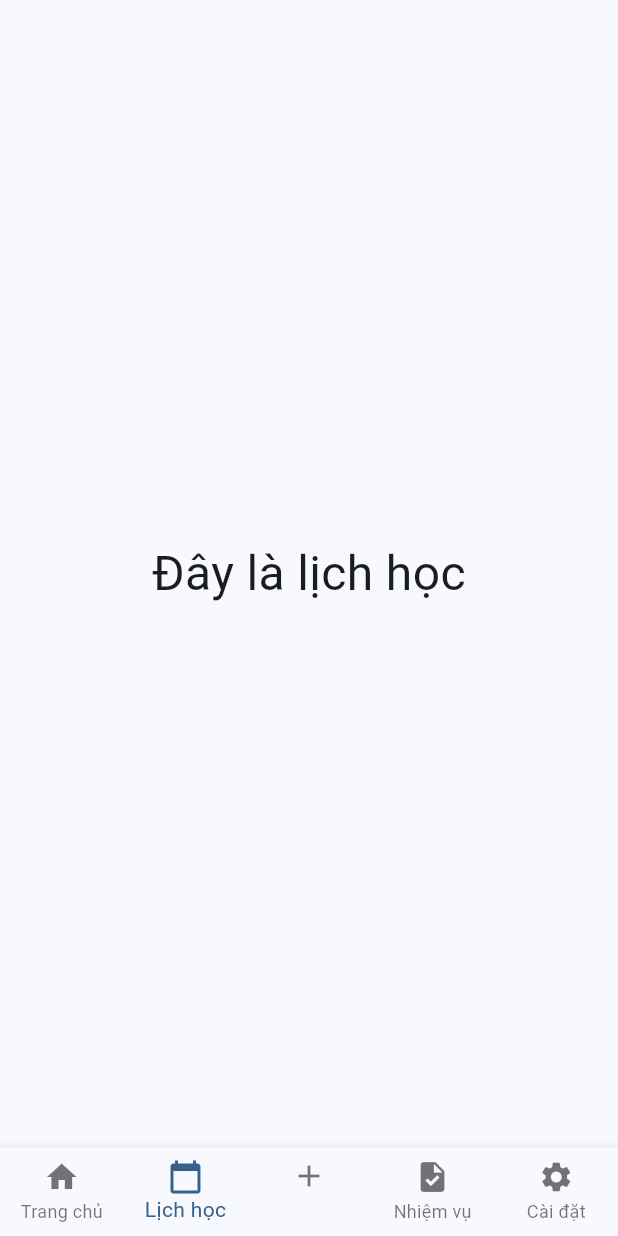
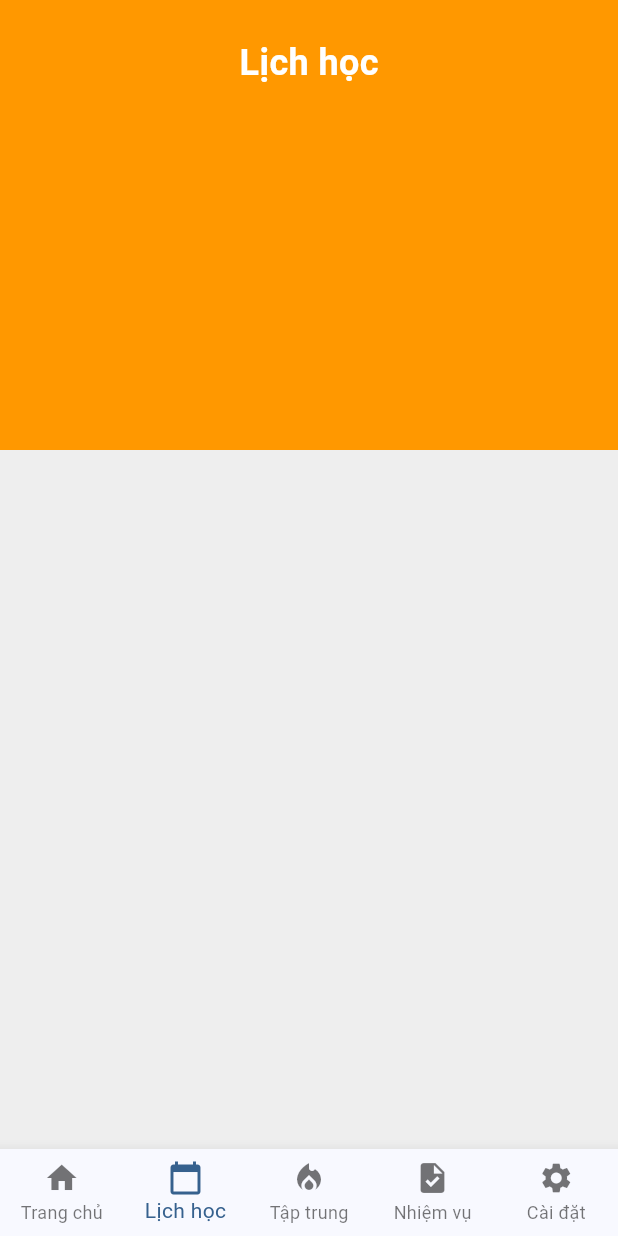
Before and after one commit to vuonglinh491/2025_2_LTTBDD_N02_Nhom_16, a Flutter app: the screen it shows after launch, item 2 of the bottom bar chosen, on a phone screen of 412 x 824 dp. Run offline on Flutter 3.47's test engine with Material 3 defaults, Android fonts, the phone set to English and light mode, and no system bars.

Commit message:
update bố cục trang lịch học

```diff
--- a/lib/main.dart
+++ b/lib/main.dart
@@ -1,5 +1,5 @@
 import 'package:flutter/material.dart';
-import 'package:student_study_planner_app/pages/add.dart';
+import 'package:student_study_planner_app/pages/focuspage.dart';
 import 'package:student_study_planner_app/pages/home.dart';
 import 'package:student_study_planner_app/pages/schedule.dart';
 import 'package:student_study_planner_app/pages/settings.dart';
@@ -68,7 +68,7 @@ class _TrangChuState extends State<TrangChu> {
     });
   }
 
-  final List<Widget> _page = [Home(), Schedule(), Add(), Tasks(), Settings()];
+  final List<Widget> _page = [Home(), Schedule(), FocusPage(), Tasks(), Settings()];
 
   @override
   Widget build(BuildContext context) {
@@ -80,11 +80,8 @@ class _TrangChuState extends State<TrangChu> {
         type: BottomNavigationBarType.fixed,
         items: const [
           BottomNavigationBarItem(icon: Icon(Icons.home), label: 'Trang chủ'),
-          BottomNavigationBarItem(
-            icon: Icon(Icons.calendar_today),
-            label: 'Lịch học',
-          ),
-          BottomNavigationBarItem(icon: Icon(Icons.add), label: ''),
+          BottomNavigationBarItem(icon: Icon(Icons.calendar_today), label: 'Lịch học'),
+          BottomNavigationBarItem(icon: Icon(Icons.local_fire_department), label: 'Tập trung'),
           BottomNavigationBarItem(icon: Icon(Icons.task), label: 'Nhiệm vụ'),
           BottomNavigationBarItem(icon: Icon(Icons.settings), label: 'Cài đặt'),
         ],
--- a/lib/pages/schedule.dart
+++ b/lib/pages/schedule.dart
@@ -1,13 +1,47 @@
 import 'package:flutter/material.dart';
 
-class Schedule extends StatelessWidget {
+class Schedule extends StatefulWidget {
 
   @override
+  State<Schedule> createState() => _ScheduleState();
+}
+
+class _ScheduleState extends State<Schedule> {
+  @override
   Widget build(BuildContext context) {
-    return Center(
-      child: Text(
-        'Đây là lịch học',
-        style: TextStyle(fontSize: 32),
+    return Scaffold(
+      backgroundColor: Colors.white,
+      body: SafeArea(
+          child: Column(
+            crossAxisAlignment: CrossAxisAlignment.stretch,
+            children: [
+              //chia làm 2 phần cho lịch và nhiệm vụ
+              Container(
+                height: 300,
+                padding: EdgeInsets.all(25),
+                color: Colors.orange,
+                child: Column(
+                  crossAxisAlignment: CrossAxisAlignment.center,
+                  children: [
+                    Text(
+                      "Lịch học",
+                      style: TextStyle(
+                        color: Colors.white,
+                        fontSize: 24,
+                        fontWeight: FontWeight.bold,
+                      ),
+                    )
+                  ],
+                ),
+              ),
+
+              Expanded(
+                child: Container(
+                  color: Colors.grey[200],
+                ),
+              )
+            ],
+          )
       ),
     );
   }
```
Also changed, not shown: lib/pages/home.dart (+0 -15 lines), lib/pages/settings.dart (+4 -8 lines).
